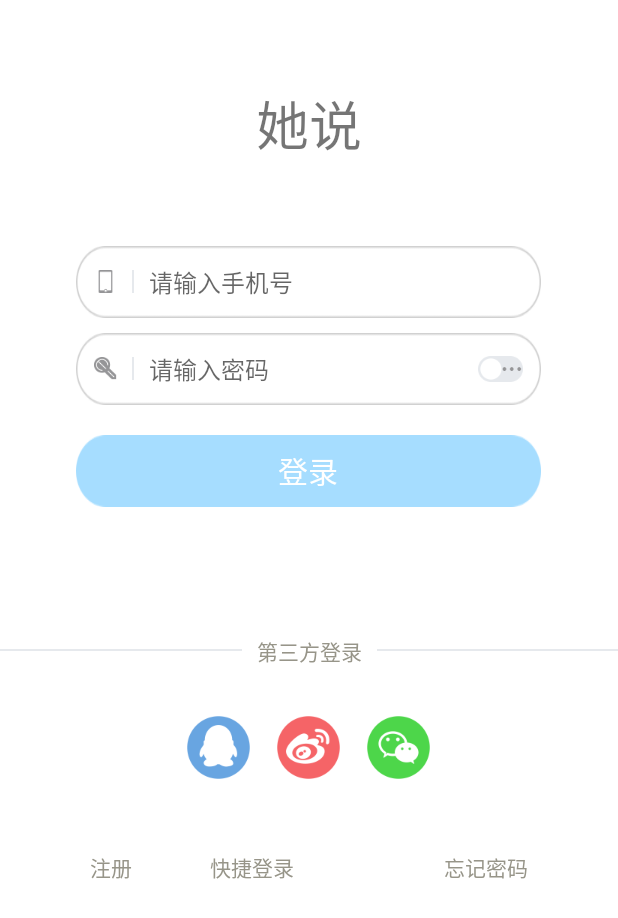
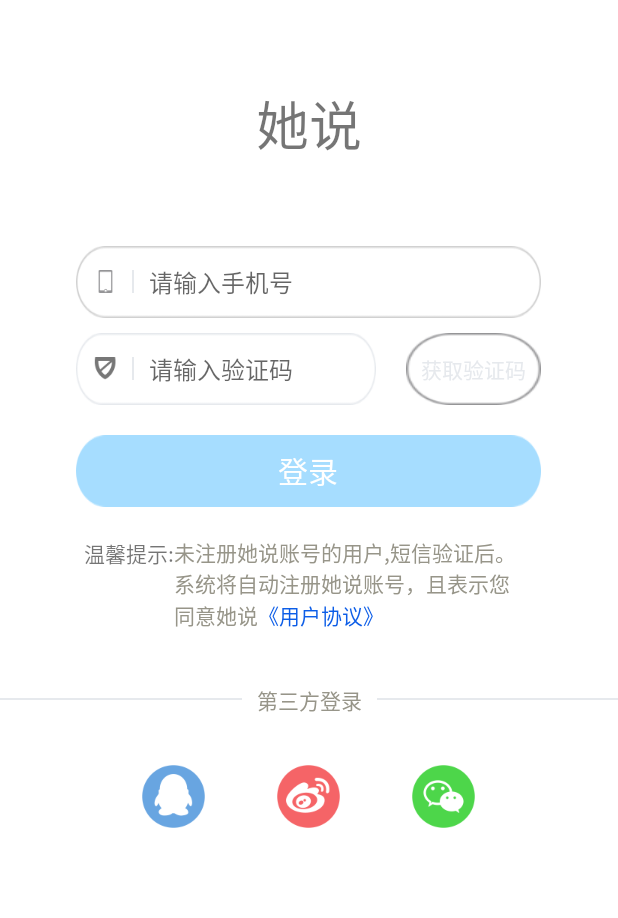
Before and after one commit to iiifi/iiifi-android-demo01, an Android app: the layout activity_speed.xml on its own in the app's theme, with its tools: preview values and no code run, on a phone screen of 412 x 824 dp. Shown: the top 918 px of the screen. Run offline under Robolectric (Android 15) with nearby library versions, the phone set to English and light mode, and no system bars.

Commit message:
修改提示

```diff
--- a/app/src/main/AndroidManifest.xml
+++ b/app/src/main/AndroidManifest.xml
@@ -16,7 +16,8 @@
             </intent-filter>
         </activity>
         <activity android:name=".LoginActivity" />
-        <activity android:name=".RegisterActivity"></activity>
+        <activity android:name=".RegisterActivity" />
+        <activity android:name=".SpeedActivity"></activity>
     </application>
 
 </manifest>
--- /dev/null
+++ b/app/src/main/java/com/iiifi/shop/activity/SpeedActivity.java
@@ -0,0 +1,24 @@
+package com.iiifi.shop.activity;
+
+import android.support.v7.app.AppCompatActivity;
+import android.os.Bundle;
+import android.support.v7.widget.Toolbar;
+import android.view.WindowManager;
+
+public class SpeedActivity extends AppCompatActivity {
+
+    @Override
+    protected void onCreate(Bundle savedInstanceState) {
+        super.onCreate(savedInstanceState);
+        setContentView(R.layout.activity_speed);
+        //透明状态栏
+        getWindow().addFlags(WindowManager.LayoutParams.FLAG_TRANSLUCENT_STATUS);
+        //透明导航栏
+        getWindow().addFlags(WindowManager.LayoutParams.FLAG_TRANSLUCENT_NAVIGATION);
+        //设置toolbar
+        Toolbar toolbar = (Toolbar) findViewById(R.id.toolbar);
+        toolbar.setTitle("注册");
+        setSupportActionBar(toolbar);
+        getSupportActionBar().setDisplayHomeAsUpEnabled(true);
+    }
+}
--- a/app/src/main/java/com/iiifi/shop/view/LoginView.java
+++ b/app/src/main/java/com/iiifi/shop/view/LoginView.java
@@ -17,6 +17,7 @@ import android.widget.Toast;
 import com.iiifi.shop.activity.LoginActivity;
 import com.iiifi.shop.activity.R;
 import com.iiifi.shop.activity.RegisterActivity;
+import com.iiifi.shop.activity.SpeedActivity;
 
 /**
  * Created by dmm on 2017/3/24.
@@ -204,6 +205,15 @@ public class LoginView{
 
             }
         });
+        //跳转到快速登录页面
+        speedLogin.setOnClickListener(new View.OnClickListener(){
+            @Override
+            public void onClick(View v) {
+                Intent intent=new Intent(loginActivity, SpeedActivity.class);
+                loginActivity.startActivity(intent);
+                loginActivity.finish();
+            }
+        });
     }
 
     //初始化点击事件效果
--- a/app/src/main/res/layout/activity_register.xml
+++ b/app/src/main/res/layout/activity_register.xml
@@ -256,14 +256,14 @@
             android:id="@+id/iv_sina"
             android:layout_width="wrap_content"
             android:layout_height="wrap_content"
-            android:layout_marginLeft="10dp"
+            android:layout_marginLeft="40dp"
             android:src="@mipmap/login_weibo" />
 
         <ImageView
             android:id="@+id/iv_weixin"
             android:layout_width="wrap_content"
             android:layout_height="wrap_content"
-            android:layout_marginLeft="10dp"
+            android:layout_marginLeft="40dp"
             android:src="@mipmap/login_weixin" />
     </LinearLayout>
 
--- a/app/src/main/res/layout/activity_login.xml
+++ b/app/src/main/res/layout/activity_speed.xml
@@ -65,20 +65,26 @@
             android:visibility="gone"
             />
     </LinearLayout>
-    <!--输入密码-->
+    <!--输入验证码-->
     <LinearLayout
+        android:layout_width="match_parent"
+        android:layout_height="wrap_content"
         android:layout_gravity="center"
-        android:layout_width="wrap_content"
-        android:layout_height="wrap_content"
-        android:background="@mipmap/login_input_box"
         android:gravity="center"
         android:layout_marginBottom="10dp"
+        >
+        <LinearLayout
+            android:layout_width="200dp"
+            android:layout_height="wrap_content"
+            android:layout_gravity="center"
+            android:background="@mipmap/login_code_input_box"
+            android:gravity="center"
             android:padding="12dp"
             >
             <ImageView
                 android:layout_width="wrap_content"
                 android:layout_height="wrap_content"
-            android:src="@mipmap/login_key"
+                android:src="@mipmap/login_verification"
                 />
             <ImageView
                 android:layout_marginLeft="10dp"
@@ -87,35 +93,46 @@
                 android:src="@mipmap/login_cut_off_rule"
                 />
             <EditText
-            android:id="@+id/et_paswword"
+                android:id="@+id/et_sms_code"
                 android:layout_marginLeft="10dp"
                 android:layout_width="0dp"
                 android:layout_height="wrap_content"
                 android:layout_weight="1"
-            android:inputType="textPassword"
+                android:inputType="phone"
                 android:maxLength="11"
                 android:textSize="16sp"
                 android:background="@null"
                 android:textCursorDrawable="@null"
-            android:hint="请输入密码"
+                android:hint="请输入验证码"
                 />
             <ImageView
-            android:id="@+id/password_del"
+                android:id="@+id/sms_code_del"
                 android:layout_width="wrap_content"
                 android:layout_height="wrap_content"
                 android:src="@mipmap/login_delete"
                 android:visibility="gone"
                 />
-        <ImageView
-            android:id="@+id/see_password"
-            android:layout_width="wrap_content"
-            android:layout_height="wrap_content"
-            android:src="@mipmap/not_see"
+        </LinearLayout>
+        <LinearLayout
+            android:layout_width="90dp"
+            android:layout_height="match_parent"
+            android:gravity="center"
+            android:layout_marginLeft="20dp"
+            >
+            <TextView
+                android:id="@+id/send_code"
+                android:layout_width="match_parent"
+                android:layout_height="match_parent"
+                android:background="@mipmap/login_register_code"
+                android:gravity="center"
+                android:text="获取验证码"
+                android:textColor="@color/text_color_gray"
                 />
+        </LinearLayout>
     </LinearLayout>
     <!--登录-->
     <Button
-        android:id="@+id/login_btn"
+        android:id="@+id/register_btn"
         android:layout_width="wrap_content"
         android:layout_height="wrap_content"
         android:layout_marginTop="10dp"
@@ -125,12 +142,54 @@
         android:layout_gravity="center"
         android:background="@mipmap/login_btn_one"
         />
+    <LinearLayout
+        android:layout_width="match_parent"
+        android:layout_height="wrap_content"
+        android:gravity="center"
+        android:layout_marginTop="20dp"
+        >
+        <TextView
+            android:layout_width="wrap_content"
+            android:layout_height="match_parent"
+            android:text="温馨提示:"
+            />
+        <LinearLayout
+            android:layout_width="240dp"
+            android:layout_height="wrap_content"
+            android:orientation="vertical"
+            >
+            <TextView
+                android:layout_width="240dp"
+                android:layout_height="match_parent"
+                android:text="未注册她说账号的用户,短信验证后。系统将自动注册她说账号，且表示您"
+                android:textColor="#979589"
+                />
+            <LinearLayout
+                android:layout_width="wrap_content"
+                android:layout_height="wrap_content"
+                >
+                <TextView
+                    android:layout_width="wrap_content"
+                    android:layout_height="match_parent"
+                    android:text="同意她说"
+                    android:textColor="#979589"
+                    />
+                <TextView
+                    android:id="@+id/user_protocol"
+                    android:layout_width="240dp"
+                    android:layout_height="match_parent"
+                    android:text="《用户协议》"
+                    android:textColor="#FF0C5DE7"
+                    />
+            </LinearLayout>
+        </LinearLayout>
 
+    </LinearLayout>
     <!--第三方登录-->
     <LinearLayout
         android:layout_width="match_parent"
         android:layout_height="20dp"
-        android:layout_marginTop="85dp">
+        android:layout_marginTop="35dp">
 
         <View
             android:layout_width="wrap_content"
@@ -172,56 +231,14 @@
             android:id="@+id/iv_sina"
             android:layout_width="wrap_content"
             android:layout_height="wrap_content"
-            android:layout_marginLeft="10dp"
+            android:layout_marginLeft="40dp"
             android:src="@mipmap/login_weibo" />
 
         <ImageView
             android:id="@+id/iv_weixin"
             android:layout_width="wrap_content"
             android:layout_height="wrap_content"
-            android:layout_marginLeft="10dp"
+            android:layout_marginLeft="40dp"
             android:src="@mipmap/login_weixin" />
     </LinearLayout>
-
-    <!--忘记密码，快速登录-->
-    <RelativeLayout
-        android:layout_width="match_parent"
-        android:layout_height="wrap_content"
-        android:orientation="horizontal"
-        android:layout_marginTop="30dp"
-        >
-        <TextView
-            android:id="@+id/register"
-            android:layout_width="wrap_content"
-            android:layout_height="50dp"
-            android:textColor="#979589"
-            android:textSize="14sp"
-            android:layout_alignParentLeft="true"
-            android:layout_marginLeft="60dp"
-            android:text="注册"
-            android:gravity="center"
-            />
-        <TextView
-            android:id="@+id/speed_login"
-            android:layout_width="wrap_content"
-            android:layout_height="50dp"
-            android:textColor="#979589"
-            android:textSize="14sp"
-            android:layout_alignParentLeft="true"
-            android:layout_marginLeft="140dp"
-            android:text="快捷登录"
-            android:gravity="center"
-            />
-        <TextView
-            android:id="@+id/reset_password"
-            android:layout_width="wrap_content"
-            android:layout_height="50dp"
-            android:textColor="#979589"
-            android:textSize="14sp"
-            android:layout_alignParentRight="true"
-            android:layout_marginRight="60dp"
-            android:gravity="center"
-            android:text="忘记密码"
-            />
-    </RelativeLayout>
 </LinearLayout>
```
Lines whose indentation alone changed are shown as unchanged.
